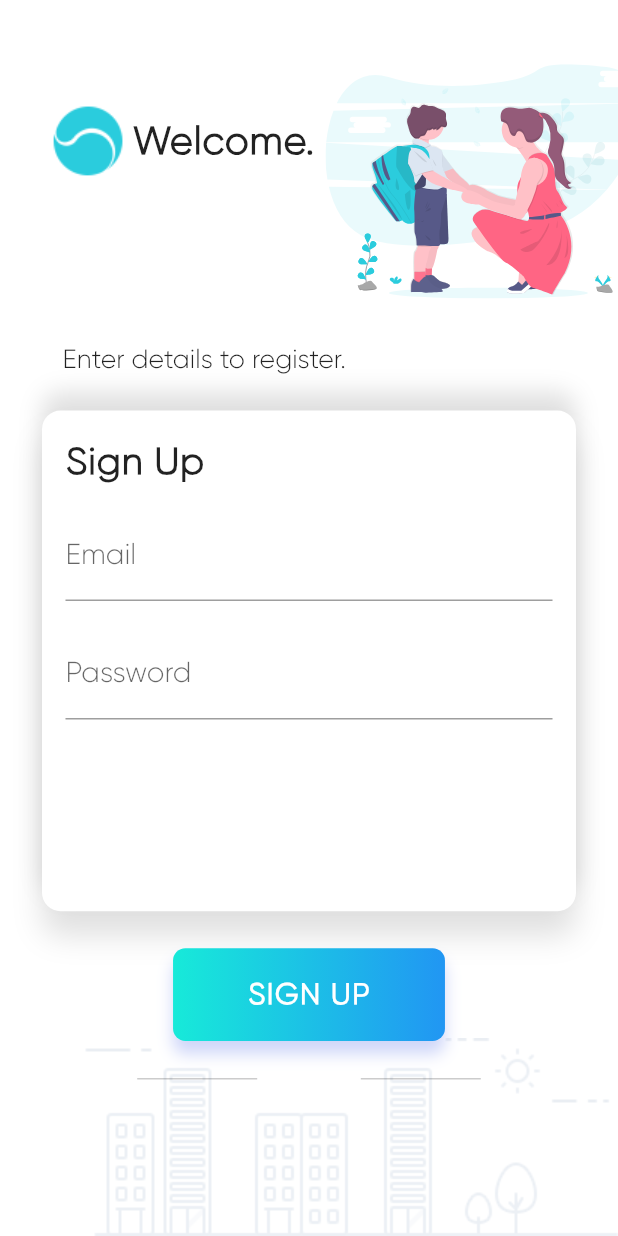
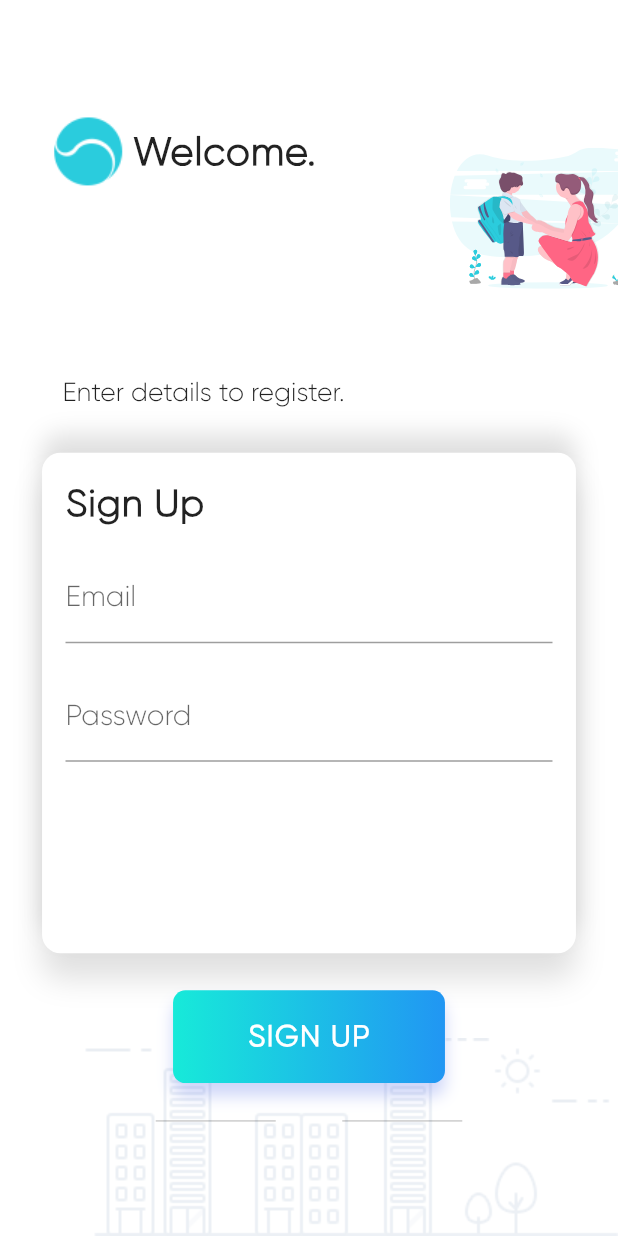
Before and after one commit to carlisle-xiv/SoftwareEngAss, a Flutter app: the SignUpScreen screen opened by its route, on a phone screen of 412 x 824 dp. Run offline on Flutter 3.47's test engine with Material 2 defaults, Android fonts, the phone set to English and light mode, and no system bars; our stand-ins replace flutter_screenutil, flutter_svg; missing offline and left inert: back_button_interceptor, flutter_vlc_player, slide_container.

Commit message:
Update sign_up_screen.dart

```diff
--- a/lib/screens/sign_up_screen.dart
+++ b/lib/screens/sign_up_screen.dart
@@ -1,5 +1,4 @@
 import 'package:flutter/material.dart';
-import 'package:flutter_screenutil/flutter_screenutil.dart';
 import 'package:flutter_svg/svg.dart';
 import 'package:gods_eye/components/form_card.dart';
 import 'package:gods_eye/components/horizontal_line.dart';
@@ -14,9 +13,10 @@ class SignUpScreen extends StatefulWidget {
 class _SignUpScreenState extends State<SignUpScreen> {
   @override
   Widget build(BuildContext context) {
-    ScreenUtil.instance = ScreenUtil.getInstance()..init(context);
-    ScreenUtil.instance =
-        ScreenUtil(width: 750, height: 1334, allowFontScaling: true);
+    double screenWidth = MediaQuery.of(context).size.width;
+    double screenHeight = MediaQuery.of(context).size.height;
+    TextTheme textTheme = Theme.of(context).textTheme;
+
     return new Scaffold(
       backgroundColor: Colors.white,
       resizeToAvoidBottomPadding: true,
@@ -25,12 +25,12 @@ class _SignUpScreenState extends State<SignUpScreen> {
           fit: StackFit.expand,
           children: <Widget>[
             Positioned(
-              right: ScreenUtil.getInstance().setSp(-25),
-              top: ScreenUtil.getInstance().setSp(30),
+              right: screenWidth * -0.033,
+              top: screenHeight * 0.024,
               child: SvgPicture.asset(
                 'images/sign_up_background.svg',
-                height: ScreenUtil.getInstance().setSp(380),
-                width: ScreenUtil.getInstance().setSp(380),
+                height: screenHeight * 0.305,
+                width: screenWidth * 0.305,
               ),
             ),
             Positioned(
@@ -41,7 +41,11 @@ class _SignUpScreenState extends State<SignUpScreen> {
             SingleChildScrollView(
               physics: BouncingScrollPhysics(),
               child: Padding(
-                padding: EdgeInsets.only(left: 28.0, right: 28.0, top: 60.0),
+                padding: EdgeInsets.only(
+                  left: screenWidth * 0.068,
+                  right: screenWidth * 0.068,
+                  top: screenHeight * 0.088,
+                ),
                 child: Column(
                   crossAxisAlignment: CrossAxisAlignment.start,
                   children: <Widget>[
@@ -49,46 +53,49 @@ class _SignUpScreenState extends State<SignUpScreen> {
                       children: <Widget>[
                         Image.asset(
                           "images/ball.png",
-                          width: ScreenUtil.getInstance().setWidth(110),
-                          height: ScreenUtil.getInstance().setHeight(110),
+                          width: screenWidth * 0.147,
+                          height: screenWidth * 0.138,
                         ),
-                        Text("Welcome.",
-                            style: TextStyle(
-                                fontSize: ScreenUtil.getInstance().setSp(47),
-                                letterSpacing: .6,
-                                fontWeight: FontWeight.w900)),
+                        Text(
+                          "Welcome.",
+                          style: textTheme.headline.copyWith(
+                              letterSpacing: .6,
+                              fontWeight: FontWeight.w900,
+                              fontSize: 26),
+                        ),
                       ],
                     ),
                     Padding(
                       padding: EdgeInsets.only(
-                          top: ScreenUtil.getInstance().setSp(184),
-                          left: ScreenUtil.getInstance().setSp(25)),
-                      child: Text('Enter details to register.',
-                          style: TextStyle(
-                              fontSize: ScreenUtil.getInstance().setSp(32),
-                              fontWeight: FontWeight.w500)),
+                          top: screenHeight * 0.148, left: screenWidth * 0.033),
+                      child: Text(
+                        'Enter details to register.',
+                        style: textTheme.title.copyWith(fontSize: 17.5),
+                      ),
                     ),
                     SizedBox(
-                      height: ScreenUtil.getInstance().setHeight(40),
+                      height: screenHeight * 0.037,
                     ),
                     FormCard(
                       text: 'Sign Up',
                       showForgot: false,
                     ),
-                    SizedBox(height: ScreenUtil.getInstance().setHeight(40)),
+                    SizedBox(
+                      height: screenHeight * 0.03,
+                    ),
                     Row(
                       mainAxisAlignment: MainAxisAlignment.center,
                       children: <Widget>[RoundedButton(text: "SIGN UP")],
                     ),
                     SizedBox(
-                      height: ScreenUtil.getInstance().setHeight(40),
+                      height: screenHeight * 0.03,
                     ),
                     Row(
                       mainAxisAlignment: MainAxisAlignment.center,
                       children: <Widget>[
                         horizontalLine(),
                         SizedBox(
-                          width: ScreenUtil.getInstance().setHeight(60),
+                          width: screenWidth * 0.03,
                         ),
                         horizontalLine()
                       ],
```
